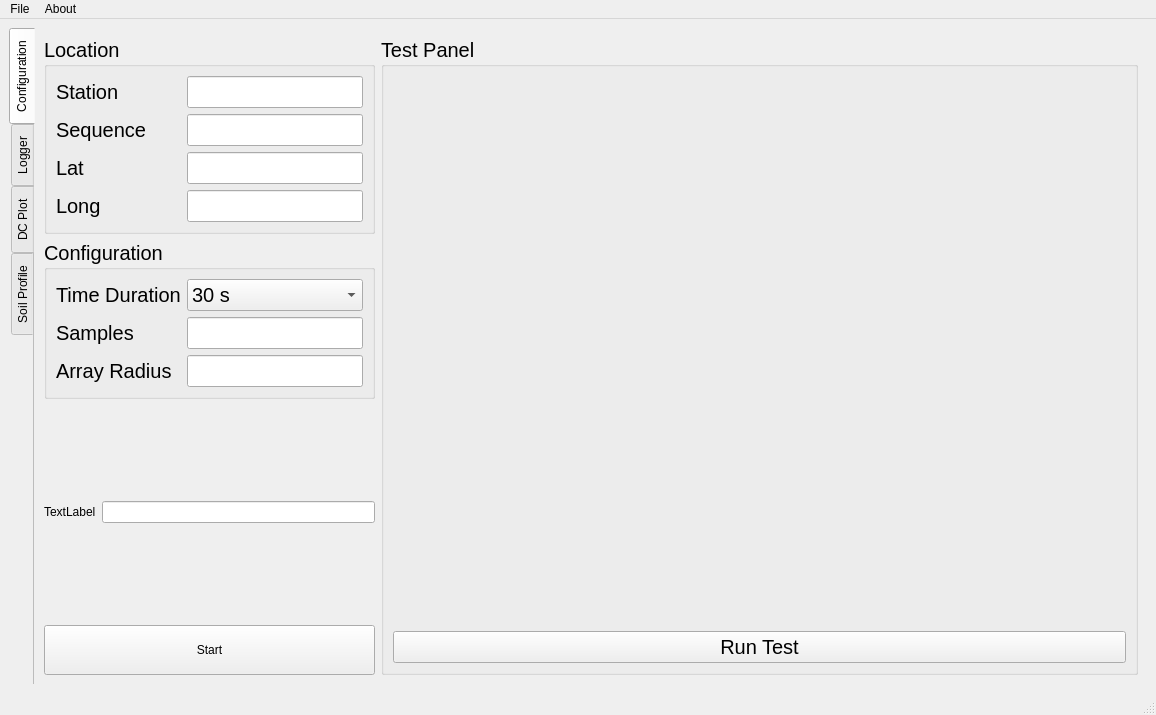
Old version of the form untitled.ui in the repository Tirawatscu/gVwave001.
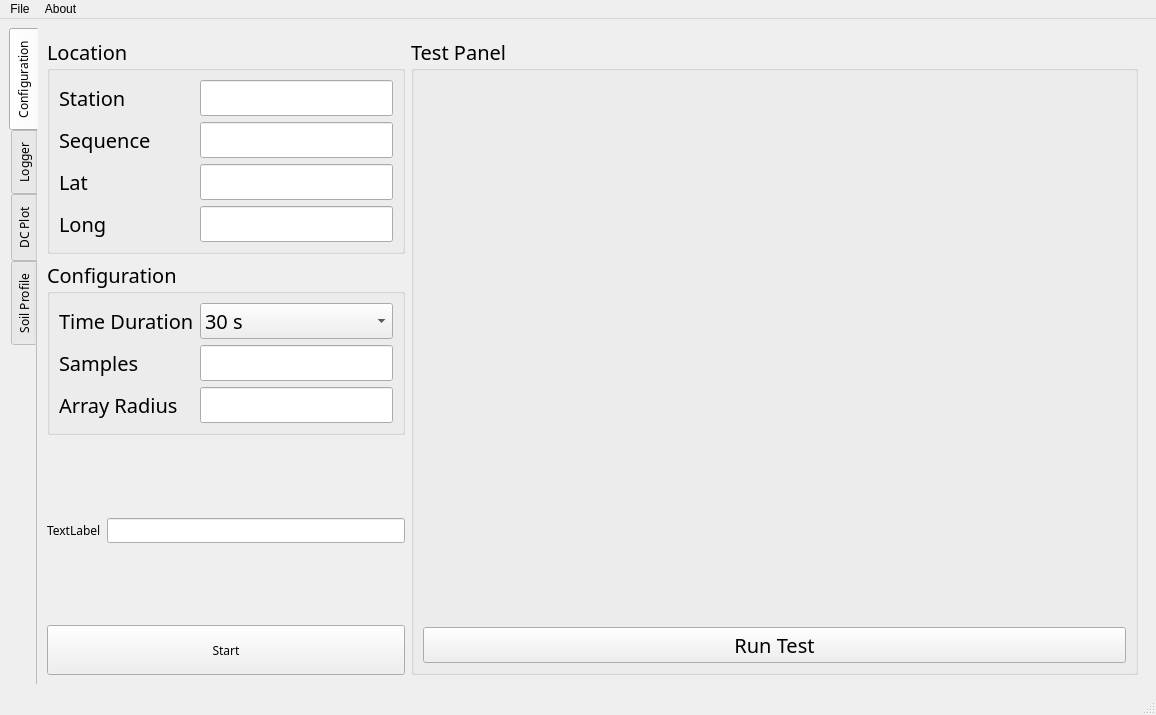
New version of the form. The open tabs and pages were chosen to show the change. Custom widgets are drawn as their Qt base class.

```diff
--- a/untitled.ui
+++ b/untitled.ui
@@ -29,6 +29,11 @@
         <verstretch>0</verstretch>
        </sizepolicy>
       </property>
+      <property name="font">
+       <font>
+        <family>Sarabun</family>
+       </font>
+      </property>
       <property name="tabPosition">
        <enum>QTabWidget::West</enum>
       </property>
@@ -60,6 +65,11 @@
             <height>50</height>
            </size>
           </property>
+          <property name="font">
+           <font>
+            <family>Sarabun</family>
+           </font>
+          </property>
           <property name="text">
            <string>Start</string>
           </property>
@@ -75,6 +85,7 @@
           </property>
           <property name="font">
            <font>
+            <family>Sarabun</family>
             <pointsize>15</pointsize>
            </font>
           </property>
@@ -98,6 +109,7 @@
              </property>
              <property name="font">
               <font>
+               <family>Sarabun</family>
                <pointsize>15</pointsize>
               </font>
              </property>
@@ -116,6 +128,7 @@
              </property>
              <property name="font">
               <font>
+               <family>Sarabun</family>
                <pointsize>15</pointsize>
               </font>
              </property>
@@ -132,6 +145,11 @@
                <verstretch>0</verstretch>
               </sizepolicy>
              </property>
+             <property name="font">
+              <font>
+               <family>Sarabun</family>
+              </font>
+             </property>
              <property name="alignment">
               <set>Qt::AlignCenter</set>
              </property>
@@ -147,6 +165,7 @@
              </property>
              <property name="font">
               <font>
+               <family>Sarabun</family>
                <pointsize>15</pointsize>
               </font>
              </property>
@@ -163,6 +182,11 @@
                <verstretch>0</verstretch>
               </sizepolicy>
              </property>
+             <property name="font">
+              <font>
+               <family>Sarabun</family>
+              </font>
+             </property>
              <property name="alignment">
               <set>Qt::AlignRight|Qt::AlignTrailing|Qt::AlignVCenter</set>
              </property>
@@ -176,6 +200,11 @@
                <verstretch>0</verstretch>
               </sizepolicy>
              </property>
+             <property name="font">
+              <font>
+               <family>Sarabun</family>
+              </font>
+             </property>
              <property name="alignment">
               <set>Qt::AlignRight|Qt::AlignTrailing|Qt::AlignVCenter</set>
              </property>
@@ -185,6 +214,7 @@
             <widget class="QLabel" name="label_13">
              <property name="font">
               <font>
+               <family>Sarabun</family>
                <pointsize>15</pointsize>
               </font>
              </property>
@@ -195,6 +225,11 @@
            </item>
            <item row="1" column="1">
             <widget class="QLineEdit" name="ID_in">
+             <property name="font">
+              <font>
+               <family>Sarabun</family>
+              </font>
+             </property>
              <property name="alignment">
               <set>Qt::AlignRight|Qt::AlignTrailing|Qt::AlignVCenter</set>
              </property>
@@ -213,6 +248,7 @@
           </property>
           <property name="font">
            <font>
+            <family>Sarabun</family>
             <pointsize>15</pointsize>
            </font>
           </property>
@@ -228,6 +264,11 @@
                <verstretch>0</verstretch>
               </sizepolicy>
              </property>
+             <property name="font">
+              <font>
+               <family>Sarabun</family>
+              </font>
+             </property>
             </widget>
            </item>
            <item row="1" column="0">
@@ -238,6 +279,11 @@
                <verstretch>0</verstretch>
               </sizepolicy>
              </property>
+             <property name="font">
+              <font>
+               <family>Sarabun</family>
+              </font>
+             </property>
             </widget>
            </item>
            <item row="0" column="0">
@@ -248,6 +294,11 @@
                <verstretch>0</verstretch>
               </sizepolicy>
              </property>
+             <property name="font">
+              <font>
+               <family>Sarabun</family>
+              </font>
+             </property>
             </widget>
            </item>
            <item row="3" column="0">
@@ -258,6 +309,11 @@
                <verstretch>0</verstretch>
               </sizepolicy>
              </property>
+             <property name="font">
+              <font>
+               <family>Sarabun</family>
+              </font>
+             </property>
              <property name="text">
               <string>Run Test</string>
              </property>
@@ -279,13 +335,24 @@
               <verstretch>0</verstretch>
              </sizepolicy>
             </property>
+            <property name="font">
+             <font>
+              <family>Sarabun</family>
+             </font>
+            </property>
             <property name="text">
              <string>TextLabel</string>
             </property>
            </widget>
           </item>
           <item>
-           <widget class="QLineEdit" name="lineEdit"/>
+           <widget class="QLineEdit" name="lineEdit">
+            <property name="font">
+             <font>
+              <family>Sarabun</family>
+             </font>
+            </property>
+           </widget>
           </item>
          </layout>
         </item>
@@ -299,6 +366,7 @@
           </property>
           <property name="font">
            <font>
+            <family>Sarabun</family>
             <pointsize>15</pointsize>
            </font>
           </property>
@@ -316,6 +384,7 @@
              </property>
              <property name="font">
               <font>
+               <family>Sarabun</family>
                <pointsize>15</pointsize>
               </font>
              </property>
@@ -332,6 +401,11 @@
                <verstretch>0</verstretch>
               </sizepolicy>
              </property>
+             <property name="font">
+              <font>
+               <family>Sarabun</family>
+              </font>
+             </property>
              <property name="layoutDirection">
               <enum>Qt::LeftToRight</enum>
              </property>
@@ -397,6 +471,7 @@
              </property>
              <property name="font">
               <font>
+               <family>Sarabun</family>
                <pointsize>15</pointsize>
               </font>
              </property>
@@ -413,6 +488,11 @@
                <verstretch>0</verstretch>
               </sizepolicy>
              </property>
+             <property name="font">
+              <font>
+               <family>Sarabun</family>
+              </font>
+             </property>
              <property name="text">
               <string/>
              </property>
@@ -434,6 +514,7 @@
              </property>
              <property name="font">
               <font>
+               <family>Sarabun</family>
                <pointsize>15</pointsize>
               </font>
              </property>
@@ -450,6 +531,11 @@
                <verstretch>0</verstretch>
               </sizepolicy>
              </property>
+             <property name="font">
+              <font>
+               <family>Sarabun</family>
+              </font>
+             </property>
              <property name="text">
               <string/>
              </property>
```
Left out of the diff: 2 changed lines with no effect on the pictures.
